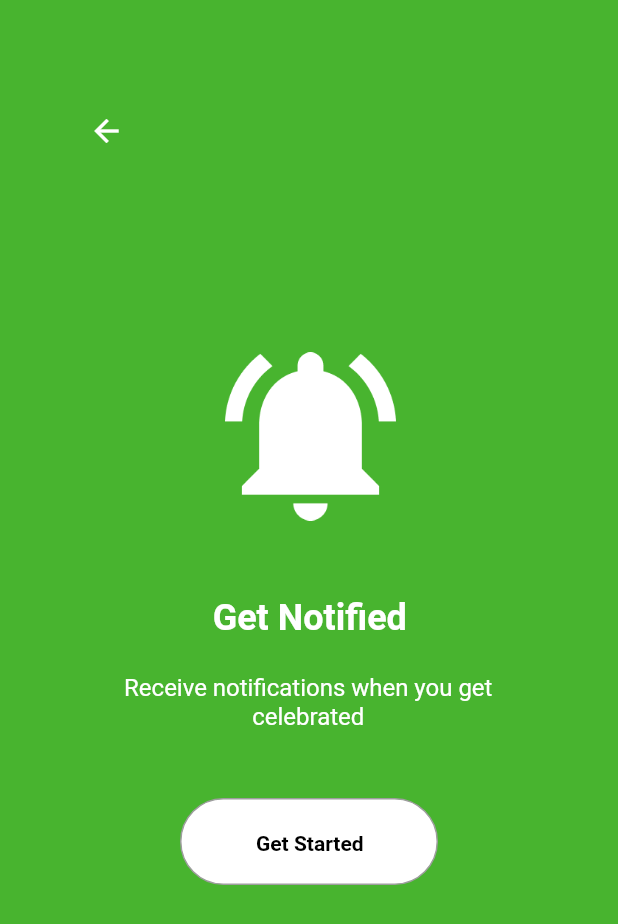
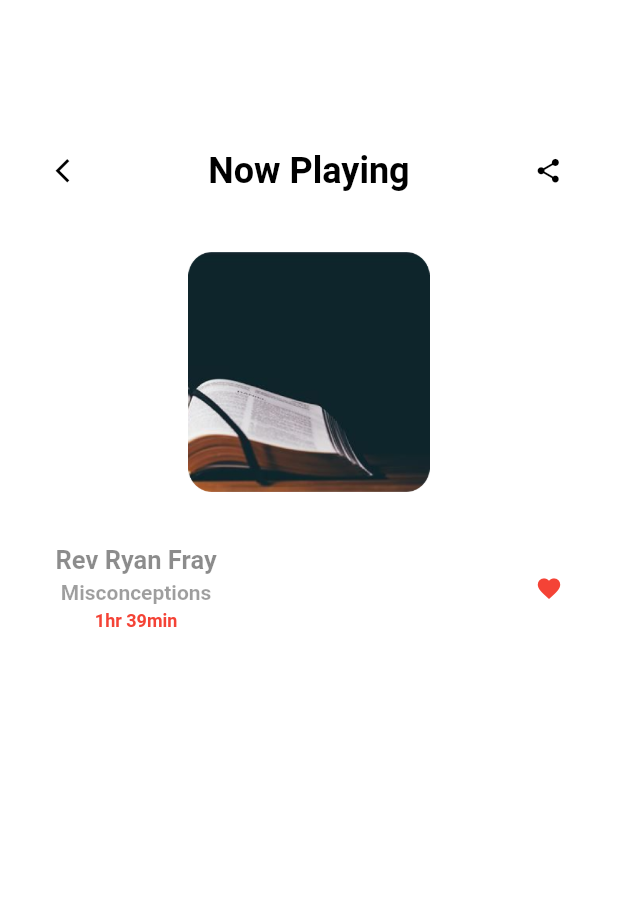
Before and after one commit to cn-techlite/classwork, a Flutter app: the screen it shows after launch, on a phone screen of 412 x 824 dp. Shown: the top 924 px of the screen. Run offline on Flutter 3.47's test engine with Material 2 defaults, Android fonts, the phone set to English and light mode, and no system bars; Roboto replaces fonts that are missing (Avenir, Open sans); project files that could hold a hidden picture were left out.

Commit message:
first commit

```diff
--- /dev/null
+++ b/lib/assignments/week2_assignment.dart
@@ -0,0 +1,88 @@
+
+import 'package:flutter/material.dart';
+
+class Week2AssignmentPage extends StatefulWidget {
+  const Week2AssignmentPage({super.key, required this.title});
+  final String title;
+
+  @override
+  State<Week2AssignmentPage> createState() => _MyHomePageState();
+}
+
+class _MyHomePageState extends State<Week2AssignmentPage> {
+
+  @override
+  Widget build(BuildContext context) {
+    return Scaffold(
+        backgroundColor:  Colors.white,
+        body:Column(
+          children: [
+            Container(
+              padding: const EdgeInsets.only(left: 37,right: 37,top: 100),
+              child: Row(
+                mainAxisAlignment: MainAxisAlignment.spaceBetween,
+                children: const [
+                  Icon(Icons.arrow_back_ios,color: Colors.black,size: 19),
+                  Text(
+                    'Now Playing',
+                    style: TextStyle(fontSize: 24,color: Colors.black,fontWeight: FontWeight.w700,
+                      fontFamily: "Avenir",fontStyle: FontStyle.normal,
+                    ),
+                    textAlign: TextAlign.center,
+                  ),
+                  Icon(Icons.share,color: Colors.black,size: 19,),
+                ],
+              ),
+            ),
+                  // I exported the image and copied it to my assets folder, then run the pubspec
+            Container(
+              padding: const EdgeInsets.only(left: 87,right: 87,top: 40),
+              height: 200.0,
+              //width: 200,
+              decoration: BoxDecoration(
+                color:  Colors.white,
+                borderRadius: BorderRadius.circular(20),
+              ),
+              child: Image.asset("assets/images/img_1.png",
+                fit: BoxFit.fill,
+              ),
+            ),
+
+            Container(
+              padding: const EdgeInsets.only(left: 37,right: 37,top: 35),
+              child: Row(
+                mainAxisAlignment: MainAxisAlignment.spaceBetween,
+                children: [
+                  Column(
+                    children: const [
+                      Text(
+                        'Rev Ryan Fray',
+                        style: TextStyle(fontSize: 17,color: Colors.black45,fontWeight: FontWeight.w700,
+                          fontFamily: "Open sans",fontStyle: FontStyle.normal,
+                        ),
+                      ),
+                      SizedBox(height: 4,),
+                      Text(
+                        'Misconceptions',
+                        style: TextStyle(fontSize: 14,color: Colors.black38,fontWeight: FontWeight.w700,
+                          fontFamily: "Open sans",fontStyle: FontStyle.normal,
+                        ),
+                      ),
+                      SizedBox(height: 4,),
+                      Text(
+                        '1hr 39min',
+                        style: TextStyle(fontSize: 12,color: Colors.red,fontWeight: FontWeight.w700,
+                          fontFamily: "Open sans",fontStyle: FontStyle.normal,
+                        ),
+                      ),
+                    ],
+                  ),
+                  const Icon(Icons.favorite,color: Colors.red,size: 18,),
+                ],
+              ),
+            ),
+          ],
+        )
+    );
+  }
+}
--- a/lib/main.dart
+++ b/lib/main.dart
@@ -1,4 +1,5 @@
 import 'package:classwork/assignments/classwork.dart';
+import 'package:classwork/assignments/week2_assignment.dart';
 import 'package:flutter/material.dart';
 
 
@@ -19,7 +20,7 @@ class MyApp extends StatelessWidget {
         fontFamily: "Montserrat",
         primarySwatch: Colors.lightGreen,
       ),
-      home: const ClassWorkPage(title: 'Flutter Demo Home Page'),
+      home: const Week2AssignmentPage(title: ''),
     );
   }
 }
--- a/pubspec.yaml
+++ b/pubspec.yaml
@@ -61,6 +61,7 @@ flutter:
   assets:
     - assets/images/myimage.png
     - assets/images/img.png
+    - assets/images/img_1.png
 
   # An image asset can refer to one or more resolution-specific "variants", see
   # https://flutter.dev/assets-and-images/#resolution-aware
```
Also changed, not shown: assets/images/img_1.png (added).
